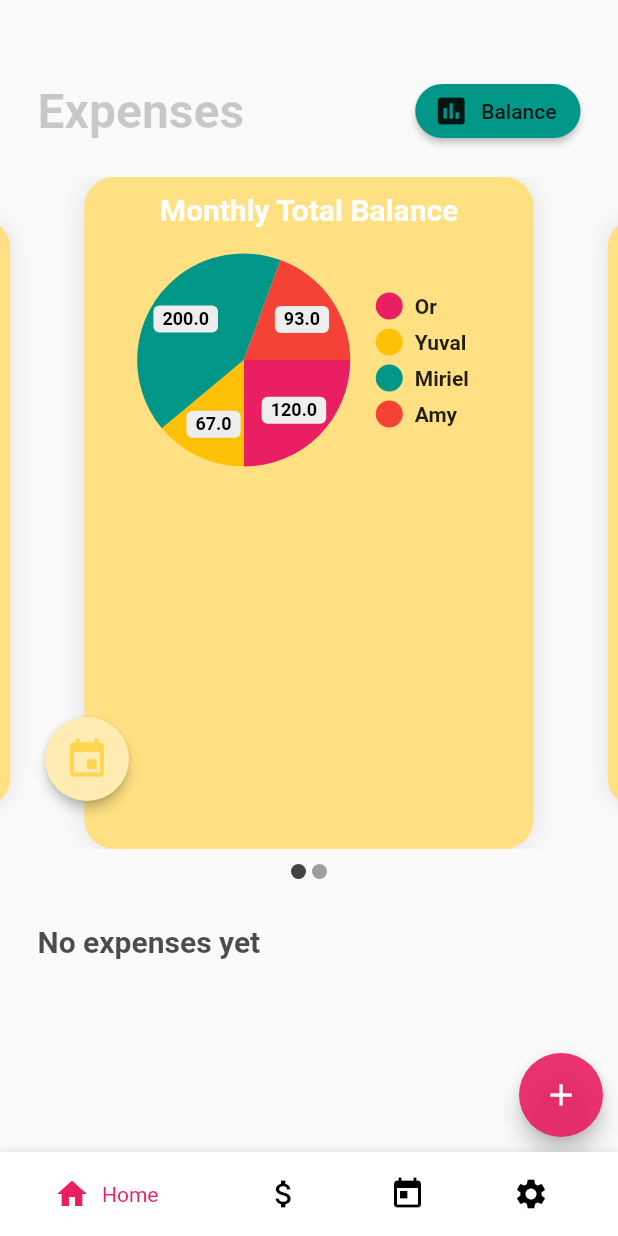
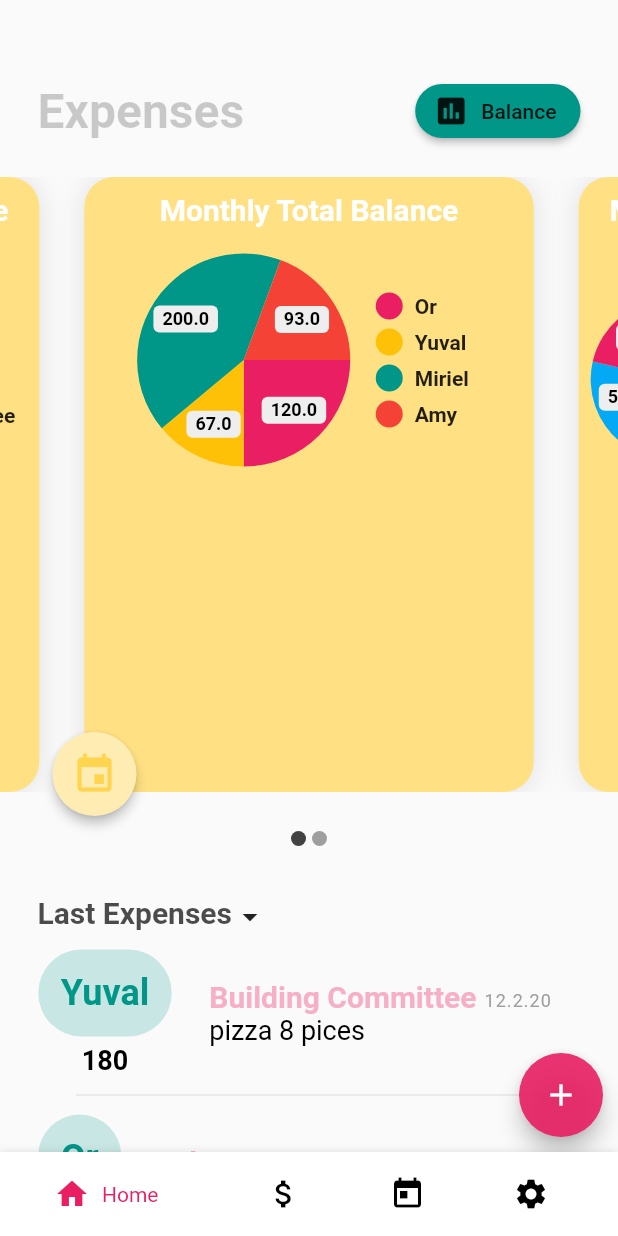
Before and after one commit to cohenyu/bunky-flutter, a Flutter app: the Expenses screen opened directly with empty values, on a phone screen of 412 x 824 dp. Run offline on Flutter 3.47's test engine with Material 2 defaults, Android fonts, the phone set to English and light mode, and no system bars; drawn by our look-alikes of carousel_slider, pie_chart; our stand-ins replace bouncing_widget, email_validator, flutter_spinkit, modal_progress_hud, share; accounts and stored records are empty.

Commit message:
expenses list and balance card

```diff
--- a/lib/main.dart
+++ b/lib/main.dart
@@ -11,7 +11,7 @@ import 'package:bunky/pages/createApartment.dart';
 import 'package:bunky/pages/expenses.dart';
 import 'package:bunky/pages/register.dart';
 
-// 11.5 00:44
+// 11.5 02:46
 void main() => runApp(MaterialApp(
   initialRoute: '/login',
   routes: {
--- a/lib/models/categories.dart
+++ b/lib/models/categories.dart
@@ -0,0 +1,25 @@
+class Categories{
+  Map categoryToValueMap(){
+    return {
+      'Supermarket' : 1,
+      'Water Bill' : 2,
+      'Electric Bill': 3,
+      'Rates': 4,
+      'Building Committee' : 5,
+      'Internet' : 6,
+      'Other': 7
+    };
+  }
+
+  Map valueToCategoryMap(){
+    return {
+      1: 'Supermarket',
+      2: 'Water Bill',
+      3: 'Electric Bill',
+      4: 'Rates',
+      5: 'Building Committee',
+      6: 'Internet',
+      7: 'Other'
+    };
+  }
+}
--- a/lib/models/expanse.dart
+++ b/lib/models/expanse.dart
@@ -1,3 +1,4 @@
+import 'package:bunky/models/categories.dart';
 import 'package:bunky/models/user.dart';
 
 class Expense{
@@ -13,7 +14,7 @@ class Expense{
 
 
   factory Expense.fromJson(Map<String, dynamic> json){
-    return Expense(user: json['user'], title: json['title'], value: json['amount'], category: json['categoryId'], date: json['date'], id: json['expenseId']);
+    return Expense(user: json['user'], title: json['title'], value: json['amount'], category: Categories().valueToCategoryMap()[json['categoryId']], date: json['date'], id: json['expenseId']);
   }
 
   Map<String, dynamic> toJson() =>
@@ -21,7 +22,7 @@ class Expense{
         'user': user,
         'title': title,
         'amount' : value,
-        'categoryId': category,
+        'categoryId': Categories().categoryToValueMap()[category],
         'date': date,
         'expenseId': id
       };
--- a/lib/pages/expenses.dart
+++ b/lib/pages/expenses.dart
@@ -21,7 +21,11 @@ class Expenses extends StatefulWidget {
 
 class _ExpensesState extends State<Expenses> {
   Map data = {};
-  List<ExpenseItem> expansesList = [];
+  List<ExpenseItem> expansesList = [
+    ExpenseItem(Expense(user: User('Yuval', 'dd', 40), title: 'pizza 8 pices', date: '12.2.20', id: 4, category: 'Building Committee', value: '180')),
+    ExpenseItem(Expense(user: User('Or', 'dd', 40), title: 'Expanses from the party last night ', date: '12.2.20', id: 4, category: 'Other', value: '6500')),
+  ];
+
   int expenseId = 0;
   DateTime dateTimeExpense = DateTime.now();
   DateTime dateTimeChart = DateTime.now().subtract(Duration(days: 30));
@@ -35,6 +39,16 @@ class _ExpensesState extends State<Expenses> {
     'Internet' : 6,
     'Other': 7
   };
+
+//  Map categories = {
+//    1: 'Supermarket',
+//    2: 'Water Bill',
+//    3: 'Electric Bill',
+//    4: 'Rates',
+//    5: 'Building Committee',
+//    6: 'Internet',
+//    7: 'Other'
+//  };
 
   static Map<String, double> totalMap = {
     "Or" : 120,
@@ -137,9 +151,9 @@ class _ExpensesState extends State<Expenses> {
                   children: <Widget>[
                     CarouselSlider(
                       options: CarouselOptions(
-                          height: 448.0,
+                          height: 410.0,
                           autoPlay: true,
-                          enlargeCenterPage: true,
+                          enlargeCenterPage: false,
                           onPageChanged: (index,  reason){
                             setState(() {
                               _current = index;
@@ -155,7 +169,7 @@ class _ExpensesState extends State<Expenses> {
                       }).toList(),
                     ),
                     Padding(
-                      padding: const EdgeInsets.only(top: 360, left: 30),
+                      padding: const EdgeInsets.only(top: 370, left: 35),
                       child: FloatingActionButton(
                         heroTag: "tag1",
                         onPressed: (){
@@ -193,7 +207,7 @@ class _ExpensesState extends State<Expenses> {
                 expansesList.isEmpty ? Padding(
                   padding: EdgeInsets.only(left: 25.0, right: 25.0, top:20),
                   child: Text(
-                    'No expenses yet',
+                    'No Expenses Yet',
                     style: TextStyle(
                         color: Colors.black.withOpacity(0.7),
                         fontSize: 20.0,
@@ -205,7 +219,7 @@ class _ExpensesState extends State<Expenses> {
                   child: Row(
                     children: <Widget>[
                       Text(
-                        'Last expenses',
+                        'Last Expenses',
                         style: TextStyle(
                             color: Colors.black.withOpacity(0.7),
                             fontSize: 20.0,
@@ -575,14 +589,14 @@ class _ExpensesState extends State<Expenses> {
 
 //  this function adds expense to the expenses list
   Future<void> addExpanse(String category,int categoryId, String title, String value, DateTime date) async{
-    print(categoryId);
-    print(category);
 //    parse the date
+    print('add expense');
     String year = date.year.toString();
     year = year.substring(2, year.length);
     String dateString = '${date.day}.${date.month}.$year';
 //    http post
     User user = data['user'];
+//    todo there is an error here
     final response = await http.post(
         'https://bunkyapp.herokuapp.com/addExpense', headers: <String, String>{
       'Content-Type': 'application/json; charset=UTF-8',
@@ -591,12 +605,13 @@ class _ExpensesState extends State<Expenses> {
       'categoryId': categoryId,
       'title': title,
       'date': date.toString().split(' ')[0],
-      'amount': value
+      'amount': value,
     }
     ));
 
     if(response.statusCode == 200){
       print("200 OK Expenses");
+      print(jsonDecode(response.body));
       print(jsonDecode(response.body));
       Expense expense = Expense.fromJson(jsonDecode(response.body));
       ExpenseItem newItem = ExpenseItem(expense);
--- a/lib/pages/home.dart
+++ b/lib/pages/home.dart
@@ -252,7 +252,7 @@ class _HomeState extends State<Home> {
             Padding(
               padding: EdgeInsets.only(left: 25.0, bottom: 25.0, right: 10.0),
               child: Container(
-                height: 120.0,
+                height: 140.0,
                 child: ListView.builder(
                   scrollDirection: Axis.horizontal,
                   itemCount: recentExpanses.length,
@@ -275,11 +275,11 @@ class _HomeState extends State<Home> {
   Future<void> getExpenses() async{
     User user = User('Or', 'or@gmail.com', 2);
     List<Widget> expenses = [
-      ExpenseCard(expense: Expense(title: 'Food', value: '20', category: 'electric bill', date: '12.2.20', user: user)),
-      ExpenseCard(expense: Expense(title: 'Food', value: '99', category: 'Food', date: '12.2.20', user: user)),
-      ExpenseCard(expense: Expense(title: 'Food', value: '330', category: 'Water bill', date: '12.2.20', user: user)),
+      ExpenseCard(expense: Expense(title: 'Food', value: '20', category: 'Building Committee', date: '12.2.20', user: user)),
+      ExpenseCard(expense: Expense(title: 'Food', value: '99', category: 'Internet', date: '12.2.20', user: user)),
+      ExpenseCard(expense: Expense(title: 'Food', value: '330', category: 'Other', date: '12.2.20', user: user)),
       ExpenseCard(expense: Expense(title: 'Food', value: '200', category: 'Other', date: '12.2.20', user: user)),
-      ExpenseCard(expense: Expense(title: 'Food', value: '67', category: 'Food', date: '12.2.20', user: user)),
+      ExpenseCard(expense: Expense(title: 'Food', value: '67', category: 'Other', date: '12.2.20', user: user)),
     ];
 
 
--- a/lib/widgets/expense_item.dart
+++ b/lib/widgets/expense_item.dart
@@ -1,3 +1,4 @@
+import 'package:bunky/models/categories.dart';
 import 'package:flutter/material.dart';
 import 'package:bunky/models/expanse.dart';
 
@@ -8,11 +9,14 @@ class ExpenseItem extends StatelessWidget {
 
   @override
   Widget build(BuildContext context) {
+    Map categoryMap = Categories().categoryToValueMap();
     return Column(
       children: <Widget>[
         Padding(
           padding: const EdgeInsets.symmetric(vertical: 5.0),
           child: Row(
+            children: <Widget>[
+              Column(
                 children: <Widget>[
                   Material(
                     borderRadius: BorderRadius.circular(100.0),
@@ -30,18 +34,31 @@ class ExpenseItem extends StatelessWidget {
                       ),
                     ),
                   ),
+                  SizedBox(height: 5.0,),
+                  Text(
+                      this.expanse.value,
+                      style: TextStyle(
+                          color: Colors.black,
+                          fontSize: 18.0,
+                          fontWeight: FontWeight.bold
+                      )
+                  ),
+                ],
+              ),
               SizedBox(width: 25.0,),
               Expanded(
                 child: Column(
                   crossAxisAlignment: CrossAxisAlignment.start,
                   children: <Widget>[
                     Row(
+//                      todo
+                      mainAxisAlignment: MainAxisAlignment.start,
                       children: <Widget>[
                         Text(
                           this.expanse.category,
                           style: TextStyle(
                               color: Colors.pink[200].withOpacity(0.7),
-                              fontSize: 14.0,
+                              fontSize: 20.0,
                               fontWeight: FontWeight.bold
                           ),
                         ),
@@ -64,23 +81,22 @@ class ExpenseItem extends StatelessWidget {
                       style: TextStyle(
                           color: Colors.black,
                           fontSize: 18.0,
-                          fontWeight: FontWeight.bold
                       ),
                     ): SizedBox.shrink(),
                   ],
                 ),
               ),
-              Padding(
-                padding: const EdgeInsets.only(right: 20, left: 10),
-                child: Text(
-                    this.expanse.value,
-                    style: TextStyle(
-                        color: Colors.black,
-                        fontSize: 18.0,
-                        fontWeight: FontWeight.bold
-                    )
-                ),
-              )
+//              Padding(
+//                padding: const EdgeInsets.only(right: 20, left: 10),
+//                child: Text(
+//                    this.expanse.value,
+//                    style: TextStyle(
+//                        color: Colors.black,
+//                        fontSize: 18.0,
+//                        fontWeight: FontWeight.bold
+//                    )
+//                ),
+//              )
             ],
           ),
         ),
```
Also changed, not shown: lib/widgets/expense_card.dart (+12 -4 lines). Lines whose indentation alone changed are shown as unchanged.
